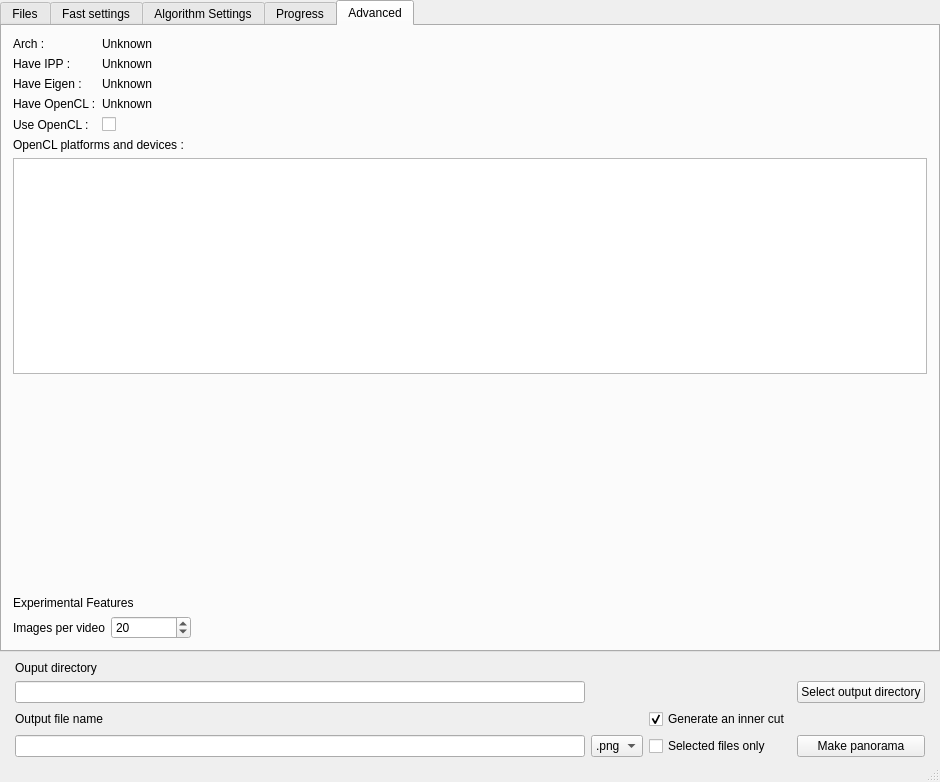
The window that src/mainwindow.ui (qchateau/AutoPanorama) describes before a commit, drawn with Qt 5.
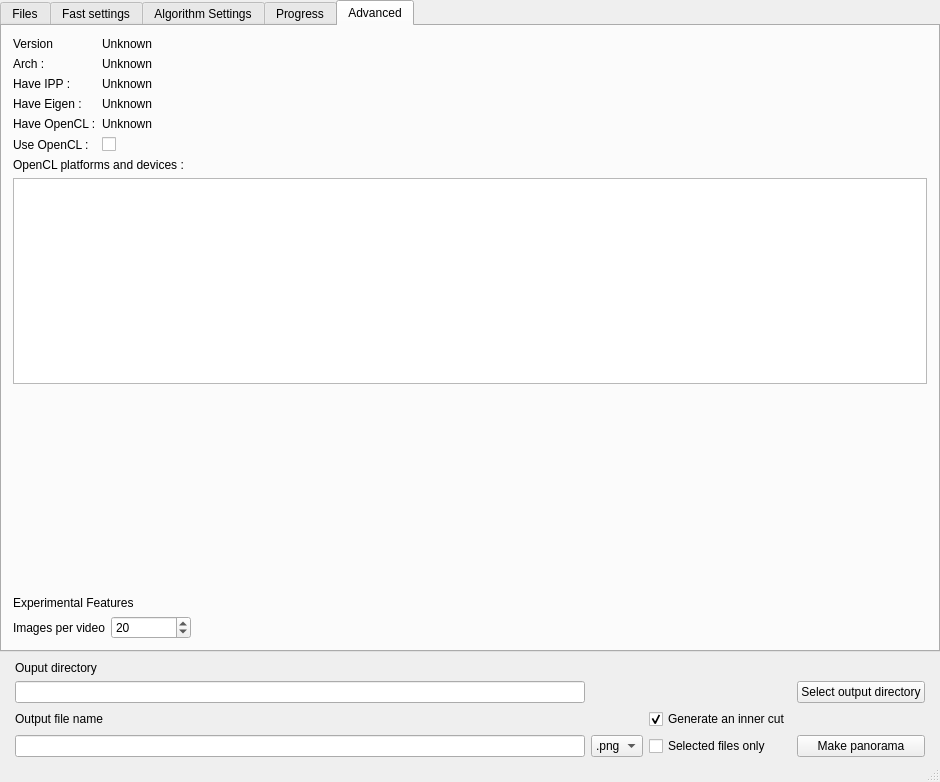
The same window after the commit. The open tabs and pages were chosen to show the change. Icons and pictures are not drawn. Custom widgets are drawn as their Qt base class.

The edit to the form file:
```diff
--- a/src/mainwindow.ui
+++ b/src/mainwindow.ui
@@ -1195,42 +1195,49 @@
        <layout class="QVBoxLayout" name="verticalLayout_7">
         <item>
          <layout class="QGridLayout" name="gridLayout">
-          <item row="3" column="0">
-           <widget class="QLabel" name="haveopencl_label">
-            <property name="text">
-             <string>Have OpenCL :</string>
-            </property>
-           </widget>
-          </item>
-          <item row="4" column="0">
+          <item row="5" column="0">
            <widget class="QLabel" name="use_opencl_label">
             <property name="text">
              <string>Use OpenCL :</string>
             </property>
            </widget>
           </item>
-          <item row="1" column="0">
+          <item row="4" column="0">
+           <widget class="QLabel" name="haveopencl_label">
+            <property name="text">
+             <string>Have OpenCL :</string>
+            </property>
+           </widget>
+          </item>
+          <item row="2" column="0">
            <widget class="QLabel" name="have_ipp_label">
             <property name="text">
              <string>Have IPP :</string>
             </property>
            </widget>
           </item>
-          <item row="1" column="1">
-           <widget class="QLabel" name="have_ipp_value">
-            <property name="text">
-             <string>Unknown</string>
-            </property>
-           </widget>
-          </item>
-          <item row="2" column="0">
+          <item row="3" column="0">
            <widget class="QLabel" name="have_eigen_label">
             <property name="text">
              <string>Have Eigen :</string>
             </property>
            </widget>
           </item>
-          <item row="4" column="1">
+          <item row="2" column="1">
+           <widget class="QLabel" name="have_ipp_value">
+            <property name="text">
+             <string>Unknown</string>
+            </property>
+           </widget>
+          </item>
+          <item row="3" column="1">
+           <widget class="QLabel" name="have_eigen_value">
+            <property name="text">
+             <string>Unknown</string>
+            </property>
+           </widget>
+          </item>
+          <item row="5" column="1">
            <widget class="QCheckBox" name="use_opencl_checkbox">
             <property name="text">
              <string/>
@@ -1240,21 +1247,14 @@
             </property>
            </widget>
           </item>
-          <item row="3" column="1">
-           <widget class="QLabel" name="haveopencl_value">
+          <item row="1" column="0">
+           <widget class="QLabel" name="arch_label">
             <property name="text">
-             <string>Unknown</string>
+             <string>Arch :</string>
             </property>
            </widget>
           </item>
-          <item row="2" column="1">
-           <widget class="QLabel" name="have_eigen_value">
-            <property name="text">
-             <string>Unknown</string>
-            </property>
-           </widget>
-          </item>
-          <item row="1" column="2">
+          <item row="2" column="2">
            <spacer name="horizontalSpacer">
             <property name="orientation">
              <enum>Qt::Horizontal</enum>
@@ -1267,15 +1267,29 @@
             </property>
            </spacer>
           </item>
+          <item row="4" column="1">
+           <widget class="QLabel" name="haveopencl_value">
+            <property name="text">
+             <string>Unknown</string>
+            </property>
+           </widget>
+          </item>
+          <item row="1" column="1">
+           <widget class="QLabel" name="arch_value">
+            <property name="text">
+             <string>Unknown</string>
+            </property>
+           </widget>
+          </item>
           <item row="0" column="0">
-           <widget class="QLabel" name="arch_label">
+           <widget class="QLabel" name="version_label">
             <property name="text">
-             <string>Arch :</string>
+             <string>Version</string>
             </property>
            </widget>
           </item>
           <item row="0" column="1">
-           <widget class="QLabel" name="arch_value">
+           <widget class="QLabel" name="version_value">
             <property name="text">
              <string>Unknown</string>
             </property>
```
Left out of the diff: 2 changed lines with no effect on the pictures.
